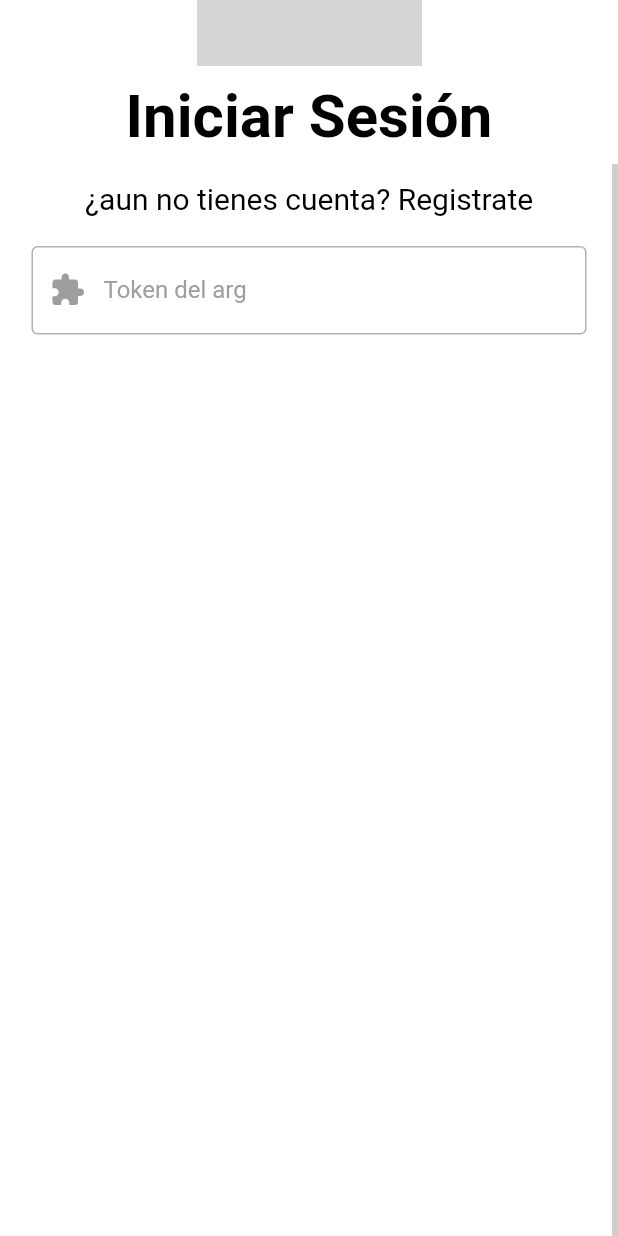
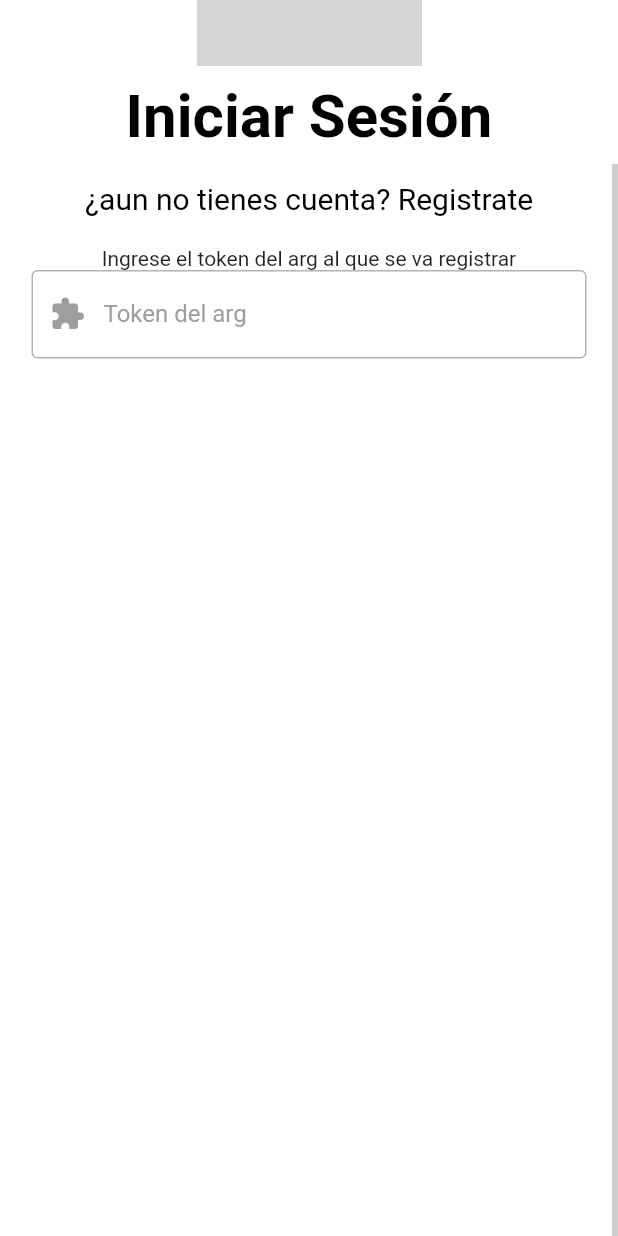
Before and after one commit to arguniajc/arguniajc, a Flutter app: the RegisterTokenView screen opened by its route, scrolled down 126 dp, on a phone screen of 412 x 824 dp. Run offline on Flutter 3.47's test engine with Material 2 defaults, Android fonts, the phone set to English and light mode, and no system bars; our stand-ins replace dio, email_validator, file_picker, fluro, google_fonts, shared_preferences; missing offline and left inert: cloudinary; accounts and stored records are empty; network calls fail; grey boxes are pictures that could not be loaded.

Commit message:
subir cambio nuevos

```diff
--- a/lib/router/router.dart
+++ b/lib/router/router.dart
@@ -5,6 +5,10 @@ import 'package:fluro/fluro.dart';
 
 class Flurorouter {
   static final FluroRouter router = FluroRouter();
+
+  rutasIguales(String path) {
+    return router.match(path);
+  }
 
   static String rootRoute = '/';
 
--- a/lib/ui/views/registerConArg_view.dart
+++ b/lib/ui/views/registerConArg_view.dart
@@ -39,6 +39,7 @@ class EditRoleCardView extends State<RegisterTokenView> {
                   key: registerFormProvider.formKey,
                   child: Column(
                     children: [
+                      const Text('Ingrese el token del arg al que se va registrar'),
                       TextFormField(
                           onChanged: (value) => registerFormProvider.token = int.parse(value),
                           validator: (value) {
@@ -49,7 +50,7 @@ class EditRoleCardView extends State<RegisterTokenView> {
                           },
                           style: const TextStyle(color: Colors.black),
                           decoration: CustomInputs.loginInputDecoration(
-                              hint: 'Ingrese el token del arg',
+                              hint: 'Token',
                               label: 'Token del arg',
                               icon: Icons.extension),
                         ),
```
